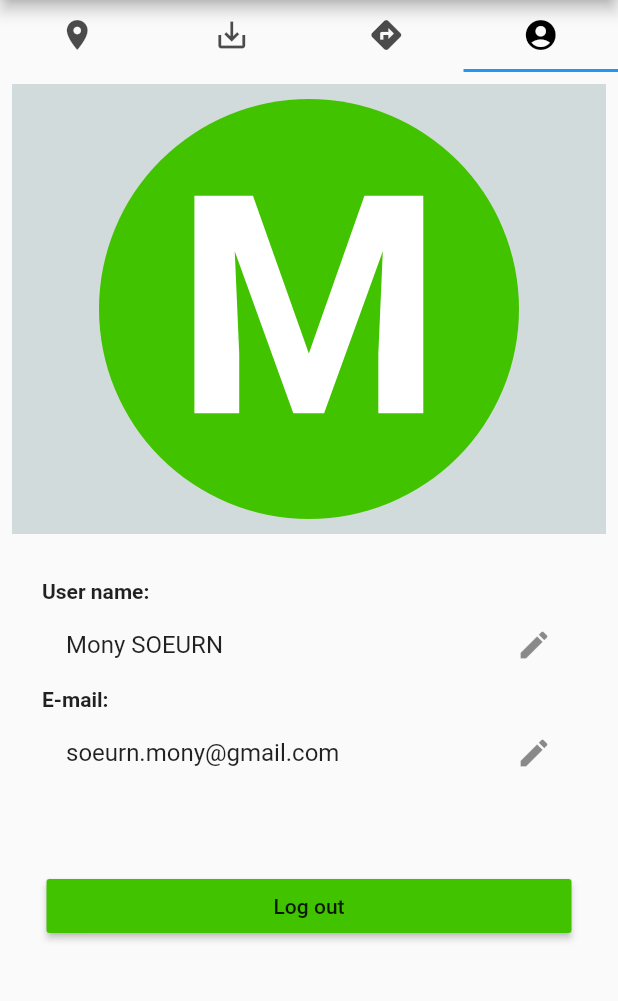
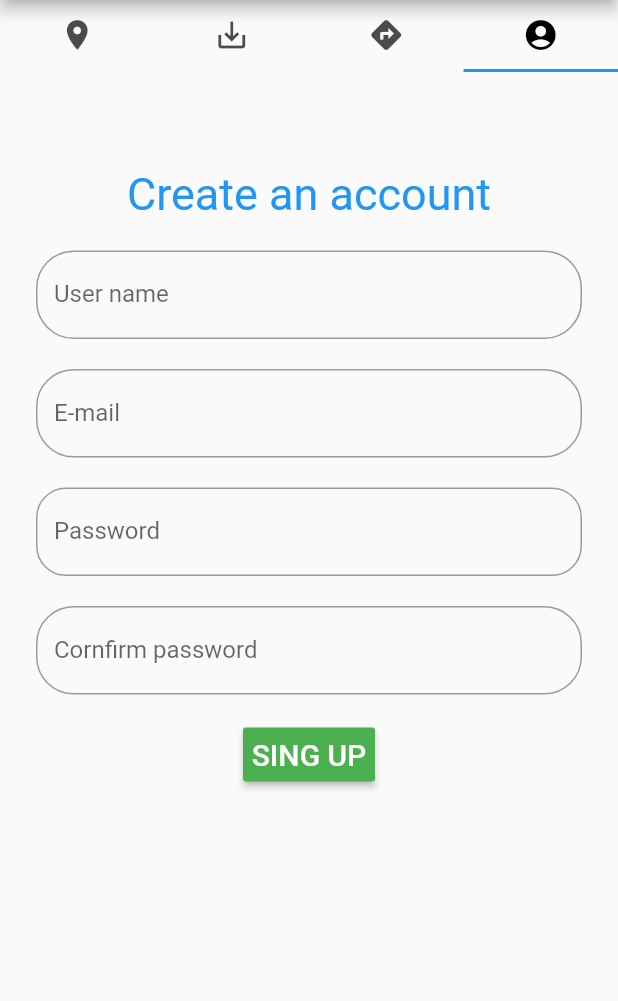
Before and after one commit to MonySOEURN/mobile_travel_smart, a Flutter app: the screen it shows after launch, tab 4 chosen, on a phone screen of 412 x 824 dp, the part 84-1085 px from its top. Run offline on Flutter 3.47's test engine with Material 2 defaults, Android fonts, the phone set to English and light mode, and no system bars; our stand-ins replace cloud_firestore; accounts and stored records are empty.

Commit message:
login register

```diff
--- a/lib/screen/profile_signed_in_screen.dart
+++ b/lib/screen/profile_signed_in_screen.dart
@@ -1,6 +1,6 @@
 import 'package:flutter/material.dart';
 
-class ProfileSignedInScreen extends StatelessWidget{
+class ProfileSignedInScreen extends StatelessWidget {
   @override
   Widget build(BuildContext context) {
     // TODO: implement build
@@ -9,27 +9,24 @@ class ProfileSignedInScreen extends StatelessWidget{
         // Background
         Container(
           height: 300,
-          decoration: BoxDecoration(
-            color: Color(0xffD2DBDB)
-          ),
+          decoration: BoxDecoration(color: Color(0xffD2DBDB)),
         ),
         // circle account profile
         Center(
           child: Column(
             children: <Widget>[
-              SizedBox(height: 10,),
+              SizedBox(
+                height: 10,
+              ),
               Container(
                 child: Center(
-                    child:
-                     Text(
+                    child: Text(
                   "M",
                   style: TextStyle(
                       color: Colors.white,
                       fontSize: 204,
-                         fontWeight: FontWeight.bold
-                       ),
-                     )
-                ),
+                      fontWeight: FontWeight.bold),
+                )),
                 decoration: BoxDecoration(
                   color: Color(0xff41C300),
                   borderRadius: BorderRadius.all(
@@ -43,11 +40,16 @@ class ProfileSignedInScreen extends StatelessWidget{
                   padding: EdgeInsets.symmetric(horizontal: 20),
                   child: Column(
                     children: <Widget>[
-                    SizedBox(height: 40,),
+                      SizedBox(
+                        height: 40,
+                      ),
                       _buildUserInformations("User name: ", "Mony SOEURN"),
-                    _buildUserInformations("E-mail: ", "soeurn.mony@gmail.com"),
+                      _buildUserInformations(
+                          "E-mail: ", "soeurn.mony@gmail.com"),
 //                    Spacer(),
-                    SizedBox(height: 50,),
+                      SizedBox(
+                        height: 50,
+                      ),
                       SizedBox(
                         width: 350,
                         child: RaisedButton(
@@ -57,17 +59,13 @@ class ProfileSignedInScreen extends StatelessWidget{
                               mainAxisAlignment: MainAxisAlignment.center,
                               children: <Widget>[
 //                            Icon(Icons.plus_one),
-                              const Text(
-                                  'Log out',
-                                  style: TextStyle(fontSize: 14)
+                                const Text('Log out',
+                                    style: TextStyle(fontSize: 14)),
+                              ],
+                            )),
                       ),
                     ],
-                          )
-                      ),
-                    ),
-                  ],
-                )
-              ),
+                  )),
             ],
           ),
         ),
@@ -75,15 +73,13 @@ class ProfileSignedInScreen extends StatelessWidget{
     );
   }
 
-  Widget _buildUserInformations(String label, String value){
+  Widget _buildUserInformations(String label, String value) {
     return Column(
       crossAxisAlignment: CrossAxisAlignment.start,
       children: <Widget>[
         Text(
           label,
-          style: TextStyle(
-            fontWeight: FontWeight.bold
-          ),
+          style: TextStyle(fontWeight: FontWeight.bold),
         ),
         ListTile(
           title: Text(value),
@@ -92,5 +88,4 @@ class ProfileSignedInScreen extends StatelessWidget{
       ],
     );
   }
-
 }
--- /dev/null
+++ b/lib/screen/register_profile.dart
@@ -0,0 +1,117 @@
+import 'package:flutter/material.dart';
+
+class RegisterProfile extends StatelessWidget {
+  const RegisterProfile({Key key}) : super(key: key);
+
+  @override
+  Widget build(BuildContext context) {
+    final labelHeaderText = Center(
+      child: Text(
+        'Create an account',
+        style: TextStyle(fontSize: 30, color: Colors.blue),
+      ),
+    );
+
+    final userName = TextField(
+      decoration: InputDecoration(
+        labelText: 'User name',
+        fillColor: Colors.grey,
+        border: new OutlineInputBorder(
+          borderRadius: new BorderRadius.circular(25.0),
+          borderSide: new BorderSide(),
+        ),
+      ),
+    );
+
+    final email = TextField(
+      decoration: InputDecoration(
+        labelText: 'E-mail',
+        fillColor: Colors.grey,
+        border: new OutlineInputBorder(
+          borderRadius: new BorderRadius.circular(25.0),
+          borderSide: new BorderSide(),
+        ),
+      ),
+      obscureText: true,
+    );
+
+    final password = TextField(
+      decoration: InputDecoration(
+        labelText: 'Password',
+        fillColor: Colors.grey,
+        border: new OutlineInputBorder(
+          borderRadius: new BorderRadius.circular(20.0),
+          borderSide: new BorderSide(),
+        ),
+      ),
+      obscureText: true,
+    );
+    final confirmPassword = TextField(
+      decoration: InputDecoration(
+        labelText: 'Cornfirm password',
+        fillColor: Colors.grey,
+        border: new OutlineInputBorder(
+          borderRadius: new BorderRadius.circular(25.0),
+          borderSide: new BorderSide(),
+        ),
+      ),
+      obscureText: true,
+    );
+
+    final formWidget = Padding(
+      padding: EdgeInsets.all(16),
+      child: Column(
+        children: <Widget>[
+          labelHeaderText,
+          SizedBox(
+            height: 20,
+          ),
+          userName,
+          SizedBox(
+            height: 20,
+          ),
+          email,
+          SizedBox(
+            height: 20,
+          ),
+          password,
+          SizedBox(
+            height: 20,
+          ),
+          confirmPassword
+        ],
+      ),
+    );
+
+    final submitBtn = Center(
+        child: RaisedButton(
+      color: Colors.green,
+      onPressed: () {},
+      textColor: Colors.white,
+      padding: const EdgeInsets.all(5),
+      child: Container(
+        decoration: const BoxDecoration(),
+        child: const Text('SING UP', style: TextStyle(fontSize: 20)),
+      ),
+    ));
+
+    final body = ListView(
+      children: <Widget>[
+        SizedBox(
+          height: 20,
+        ),
+        SizedBox(
+          height: 20,
+        ),
+        formWidget,
+        submitBtn,
+        SizedBox(
+          height: 20,
+        ),
+      ],
+    );
+    return Scaffold(
+      body: body,
+    );
+  }
+}
--- a/lib/screen/start_homepage_screen.dart
+++ b/lib/screen/start_homepage_screen.dart
@@ -1,12 +1,13 @@
-
 import 'package:flutter/material.dart';
 import 'package:travel_smart/screen/place_screen.dart';
 import 'package:travel_smart/screen/plan_screen.dart';
-import 'package:travel_smart/screen/profile_screen.dart';
+import 'package:travel_smart/screen/register_profile.dart';
+// import 'package:travel_smart/screen/profile_screen.dart';
 import 'package:travel_smart/screen/save_place_screen.dart';
 
-class StartHomepageScreen extends StatefulWidget{
+import 'login_profile.dart';
 
+class StartHomepageScreen extends StatefulWidget {
   @override
   State<StatefulWidget> createState() {
     // TODO: implement createState
@@ -16,8 +17,7 @@ class StartHomepageScreen extends StatefulWidget{
 
 //enum Answer {YES, NO, MAYBE}
 
-class _State extends State<StartHomepageScreen>{
-
+class _State extends State<StartHomepageScreen> {
 //  String _answer = "";
 //
 //  void setAnswer(String value){
@@ -70,11 +70,10 @@ class _State extends State<StartHomepageScreen>{
 
   @override
   Widget build(BuildContext context) {
-
-    final searchIcon = _buildAppBarIcons(Icon(Icons.search), (){
+    final searchIcon = _buildAppBarIcons(Icon(Icons.search), () {
       print("press search");
     });
-    final filterIcon = _buildAppBarIcons(Icon(Icons.filter_list), (){
+    final filterIcon = _buildAppBarIcons(Icon(Icons.filter_list), () {
       print("Press filter");
       return DropdownButton(
         items: [
@@ -97,11 +96,11 @@ class _State extends State<StartHomepageScreen>{
     final appBar = AppBar(
       iconTheme: IconThemeData(color: Colors.black),
       backgroundColor: Color(0xFF41C300),
-      title: Text("Travel Smart", style: TextStyle(color: Colors.black),),
-      actions: <Widget>[
-        searchIcon,
-        filterIcon
-      ],
+      title: Text(
+        "Travel Smart",
+        style: TextStyle(color: Colors.black),
+      ),
+      actions: <Widget>[searchIcon, filterIcon],
     );
 
     return MaterialApp(
@@ -114,15 +113,22 @@ class _State extends State<StartHomepageScreen>{
               Container(
 //                  constraints: BoxConstraints.expand(height: 50),
                 child: new Material(
-
 //                    color: Colors.black,
                   child: new TabBar(
                     labelColor: Colors.black,
                     tabs: [
-                        Tab(icon: Icon(Icons.place),),
-                        Tab(icon: Icon(Icons.save_alt),),
-                        Tab(icon: Icon(Icons.directions),),
-                        Tab(icon: Icon(Icons.account_circle),),
+                      Tab(
+                        icon: Icon(Icons.place),
+                      ),
+                      Tab(
+                        icon: Icon(Icons.save_alt),
+                      ),
+                      Tab(
+                        icon: Icon(Icons.directions),
+                      ),
+                      Tab(
+                        icon: Icon(Icons.account_circle),
+                      ),
                     ],
                   ),
                 ),
@@ -157,7 +163,7 @@ class _State extends State<StartHomepageScreen>{
                         child: PlanScreen(),
                       ),
                       Container(
-                          child: ProfileScreen(),
+                        child: RegisterProfile(),
                       ),
                     ]),
                   ),
@@ -170,7 +176,7 @@ class _State extends State<StartHomepageScreen>{
     );
   }
 
-  Widget _buildAppBarIcons(Icon icon, Function press){
+  Widget _buildAppBarIcons(Icon icon, Function press) {
     return GestureDetector(
       onTap: press,
       child: IconButton(
@@ -180,7 +186,7 @@ class _State extends State<StartHomepageScreen>{
     );
   }
 
-  Widget _buildFilterDialog(){
+  Widget _buildFilterDialog() {
     return SimpleDialog(
       title: const Text("Filter Options: "),
       children: <Widget>[
@@ -192,8 +198,8 @@ class _State extends State<StartHomepageScreen>{
     );
   }
 
-  Widget _buildDialogElement(String key){
-    return  SimpleDialogOption(
+  Widget _buildDialogElement(String key) {
+    return SimpleDialogOption(
       child: Text(key),
       onPressed: () {
         print("Key $key");
@@ -201,7 +207,7 @@ class _State extends State<StartHomepageScreen>{
     );
   }
 
-  Widget _buildTabBar(String text, Icon icon){
+  Widget _buildTabBar(String text, Icon icon) {
     return Tab(
       child: Container(
           decoration: BoxDecoration(
@@ -211,9 +217,7 @@ class _State extends State<StartHomepageScreen>{
           child: Align(
             alignment: Alignment.center,
             child: Text(text),
-          )
-    ),
+          )),
     );
   }
-
 }
```
Also changed, not shown: lib/screen/login_profile.dart (added, +88 -0 lines), lib/screen/place_detail_screen.dart (+16 -27 lines), lib/screen/place_screen.dart (+24 -26 lines), lib/screen/plan_screen.dart (+17 -17 lines), lib/screen/profile_screen.dart (+2 -8 lines), lib/screen/save_place_screen.dart (+17 -17 lines), pubspec.lock. Lines whose indentation alone changed are shown as unchanged.
